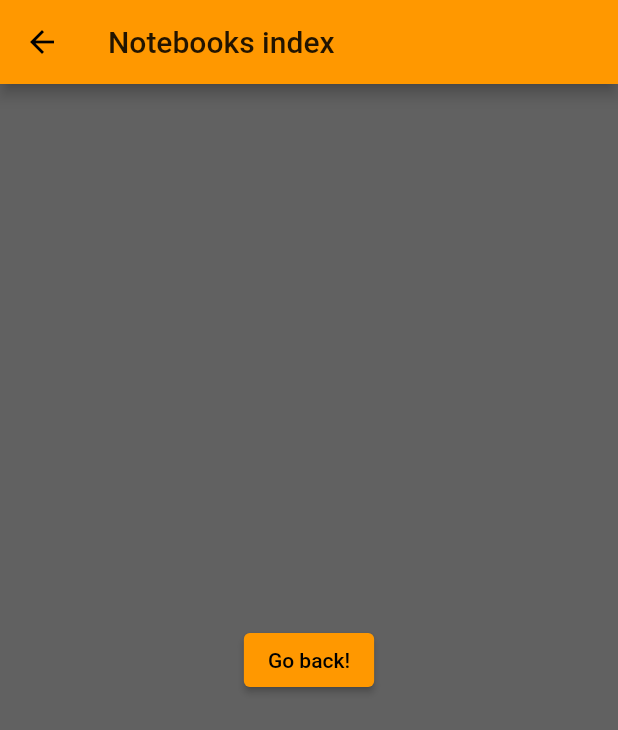
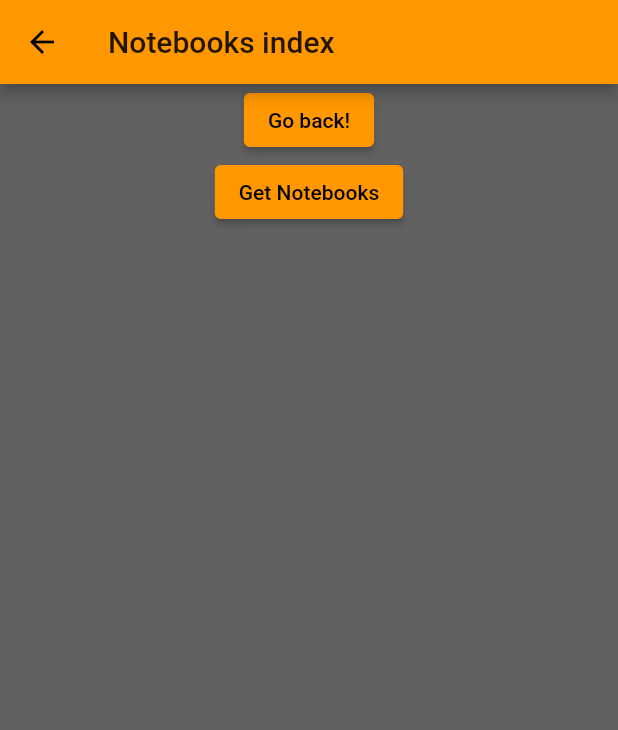
Before and after one commit to d44-scription/scription_mobile, a Flutter app: the Notebooks screen opened directly, on a phone screen of 412 x 824 dp. Shown: the top 730 px of the screen. Run offline on Flutter 3.47's test engine with Material 2 defaults, Android fonts, the phone set to English and light mode, and no system bars; our stand-ins replace dio.

Commit message:
Using code formatter \o/ moved "retrieve notebooks" button

```diff
--- a/lib/list-item.dart
+++ b/lib/list-item.dart
@@ -3,7 +3,7 @@ import 'package:flutter/material.dart';
 class ListItem extends StatefulWidget {
   final String text;
 
-  const ListItem ({ Key key, this.text }): super(key: key);
+  const ListItem({Key key, this.text}) : super(key: key);
 
   @override
   _ListItemState createState() => _ListItemState();
--- a/lib/notebooks.dart
+++ b/lib/notebooks.dart
@@ -1,4 +1,5 @@
 import 'package:flutter/material.dart';
+import 'package:scription_mobile/http-common.dart';
 
 class Notebooks extends StatelessWidget {
   @override
@@ -8,14 +9,23 @@ class Notebooks extends StatelessWidget {
         title: Text("Notebooks index"),
       ),
       body: Center(
-        child: ElevatedButton(
+          child: Column(
+        children: [
+          ElevatedButton(
             onPressed: () {
               // Navigate back to first route when tapped.
               Navigator.pop(context);
             },
             child: Text('Go back!'),
           ),
+          ElevatedButton(
+            onPressed: () {
+              Http().getNotebooks().then((value) => {});
+            },
+            child: Text('Get Notebooks'),
           ),
+        ],
+      )),
     );
   }
 }
```
Also changed, not shown: lib/http-common.dart (+9 -11 lines), lib/main.dart (+7 -8 lines), lib/models/notebook.dart (added, +15 -0 lines). Lines whose indentation alone changed are shown as unchanged.
